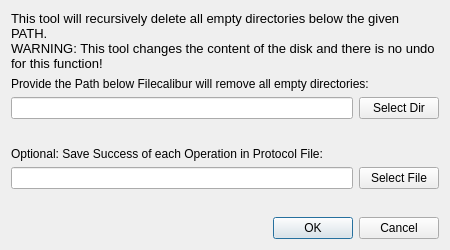
First picture: the form in src/dialogdelemptdir.ui, repository untergasser/filecalibur, before the edit.
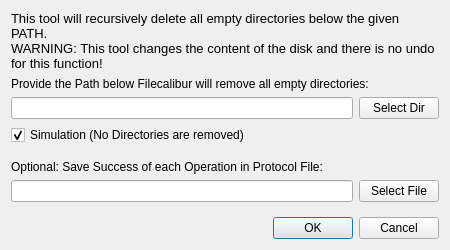
Second picture: the form after the edit.

The edit to the form file:
```diff
--- a/src/dialogdelemptdir.ui
+++ b/src/dialogdelemptdir.ui
@@ -53,6 +53,16 @@
      </item>
     </layout>
    </item>
+   <item>
+    <widget class="QCheckBox" name="checkBoxSimulate">
+     <property name="text">
+      <string>Simulation (No Directories are removed)</string>
+     </property>
+     <property name="checked">
+      <bool>true</bool>
+     </property>
+    </widget>
+   </item>
    <item>
     <spacer name="verticalSpacer">
      <property name="orientation">
```
